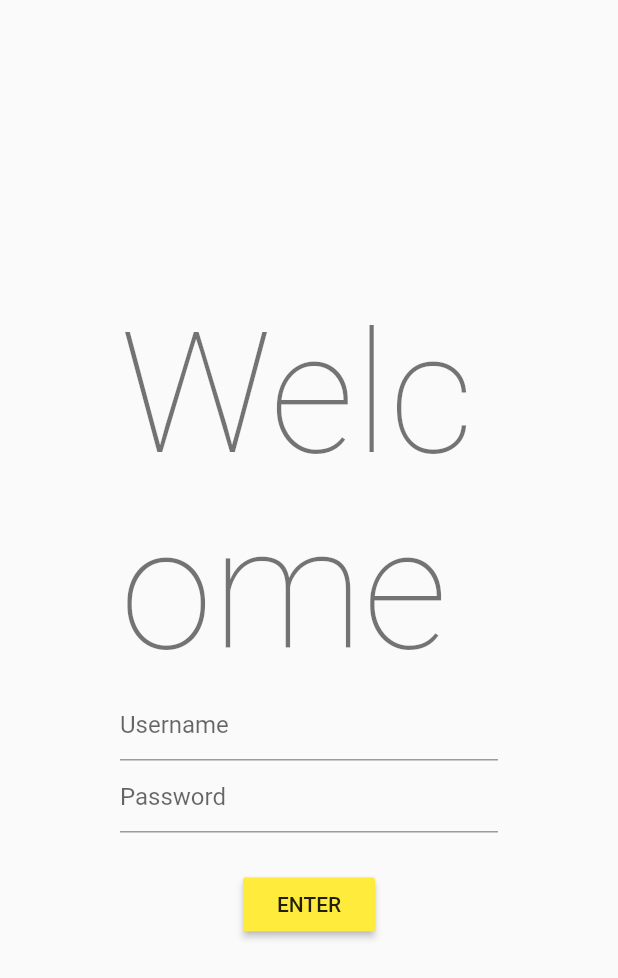
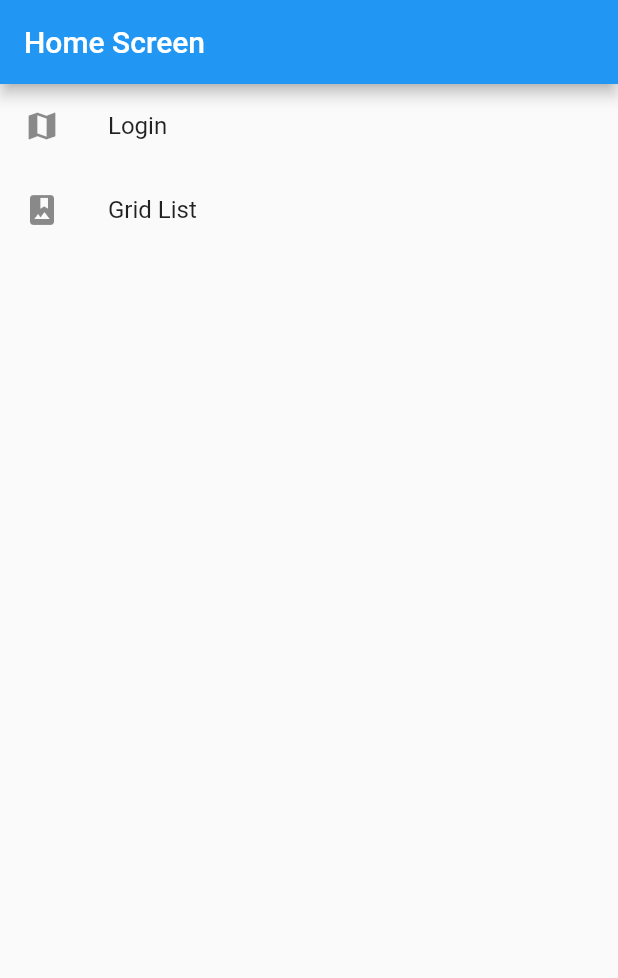
Before and after one commit to tkugimot/cookbooks_tkugimot, a Flutter app: the screen it shows after launch, on a phone screen of 412 x 824 dp. Shown: the top 978 px of the screen. Run offline on Flutter 3.47's test engine with Material 2 defaults, Android fonts, the phone set to English and light mode, and no system bars.

Commit message:
Add navigation

```diff
--- a/lib/main.dart
+++ b/lib/main.dart
@@ -1,4 +1,6 @@
+import 'package:cookbooks_tkugimot/screens/GridListScreen.dart';
 import 'package:cookbooks_tkugimot/screens/HomeScreen.dart';
+import 'package:cookbooks_tkugimot/screens/LoginScreen.dart';
 import 'package:flutter/material.dart';
 import 'package:provider/provider.dart';
 
@@ -19,6 +21,8 @@ class MyApp extends StatelessWidget {
         initialRoute: '/',
         routes: {
           '/': (context) => HomeScreen(),
+          '/login': (context) => LoginScreen(),
+          '/grid-list': (context) => GridListScreen(),
         },
       ),
     );
--- a/lib/screens/HomeScreen.dart
+++ b/lib/screens/HomeScreen.dart
@@ -1,44 +1,39 @@
+import 'package:cookbooks_tkugimot/screens/GridListScreen.dart';
+import 'package:cookbooks_tkugimot/screens/LoginScreen.dart';
 import 'package:flutter/cupertino.dart';
 import 'package:flutter/material.dart';
 
 class HomeScreen extends StatelessWidget {
   @override
   Widget build(BuildContext context) {
+    final String title = "Home Screen";
     return Scaffold(
-      body: Center(
-        child: Container(
-          padding: EdgeInsets.all(80.0),
-          child: Column(
-            mainAxisAlignment: MainAxisAlignment.center,
-            children: [
-              Text(
-                'Welcome',
-                style: Theme.of(context).textTheme.headline1,
-              ),
-              TextFormField(
-                decoration: InputDecoration(
-                  hintText: 'Username',
-                ),
-              ),
-              TextFormField(
-                decoration: InputDecoration(
-                  hintText: 'Password',
-                ),
-                obscureText: true,
-              ),
-              SizedBox(
-                height: 24,
-              ),
-              RaisedButton(
-                color: Colors.yellow,
-                child: Text('ENTER'),
-                onPressed: () {
-                  Navigator.pushReplacementNamed(context, '/catalog');
-                },
-              )
-            ],
+      appBar: AppBar(
+        title: Text(title),
+      ),
+      body: ListView(
+        children: <Widget>[
+          ListTile(
+            leading: Icon(Icons.map),
+            title: Text('Login'),
+            onTap: () {
+              Navigator.push(
+                  context,
+                  MaterialPageRoute(builder: (context) => LoginScreen())
+              );
+            },
           ),
-        ),
+          ListTile(
+            leading: Icon(Icons.photo_album),
+            title: Text('Grid List'),
+            onTap: () {
+              Navigator.push(
+                  context,
+                  MaterialPageRoute(builder: (context) => GridListScreen())
+              );
+            },
+          ),
+        ],
       ),
     );
   }
```
Also changed, not shown: lib/screens/GridListScreen.dart (added, +28 -0 lines), lib/screens/LoginScreen.dart (added, +45 -0 lines).
